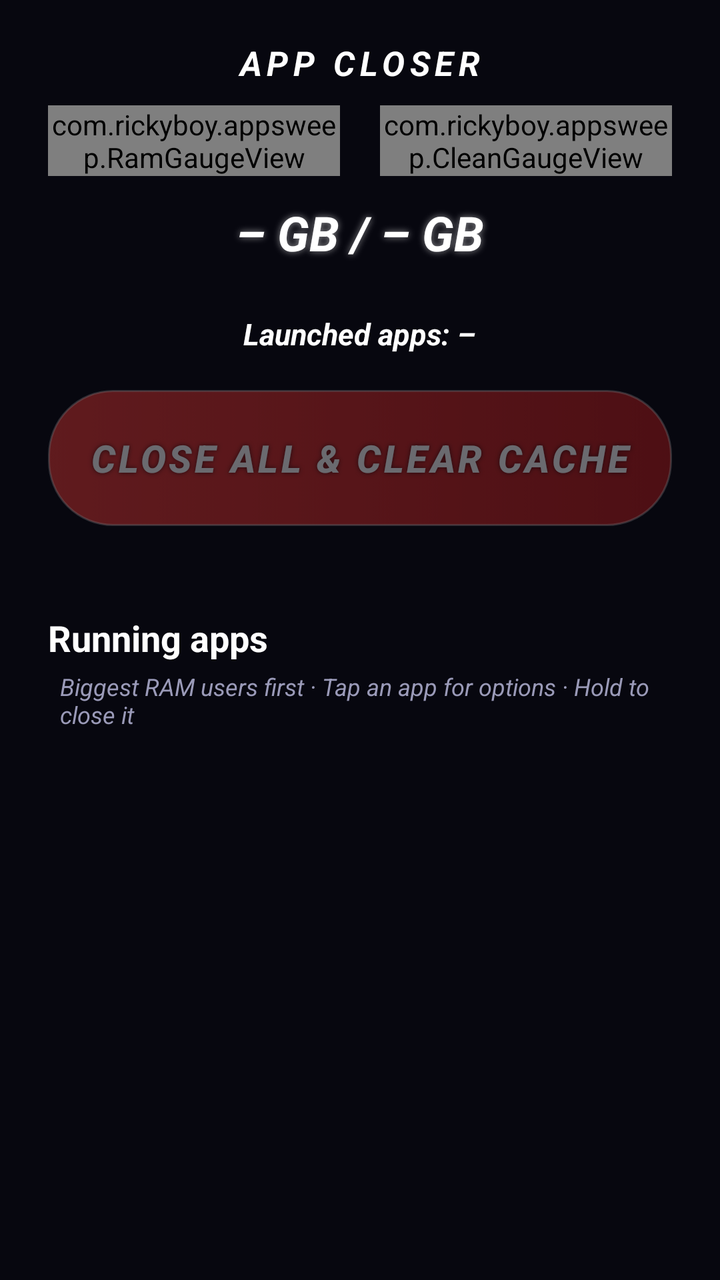
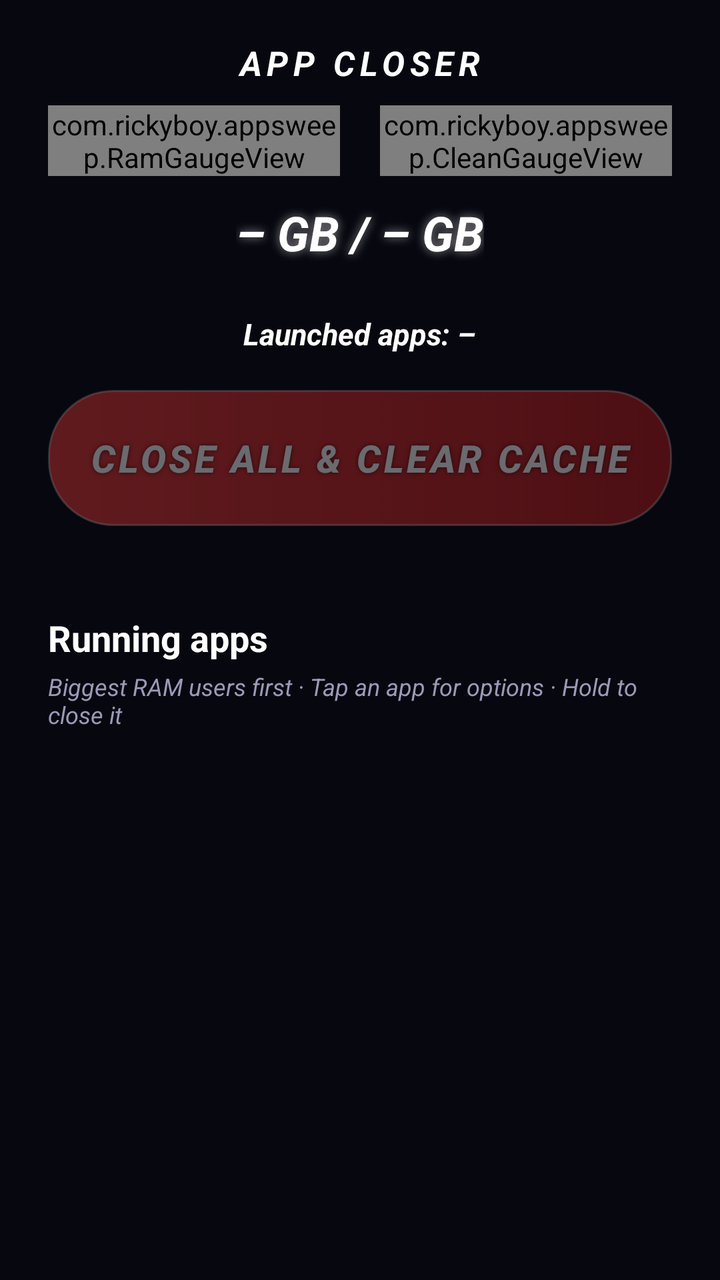

Compare the two renders of this Android layout. The source of the first and the diff that turns it into the second are given below.
<!-- AndroidManifest.xml: application theme Theme.AppSweep -->
<!-- res/layout/activity_main.xml -->
<?xml version="1.0" encoding="utf-8"?>
<LinearLayout xmlns:android="http://schemas.android.com/apk/res/android"
    android:layout_width="match_parent"
    android:layout_height="match_parent"
    android:background="@color/bg"
    android:orientation="vertical"
    android:paddingStart="24dp"
    android:paddingTop="20dp"
    android:paddingEnd="24dp"
    android:paddingBottom="12dp">

    
    <include layout="@layout/header" />

    <LinearLayout
        android:id="@+id/statusCard"
        android:layout_width="match_parent"
        android:layout_height="wrap_content"
        android:layout_marginTop="16dp"
        android:background="@drawable/bg_card"
        android:orientation="vertical"
        android:padding="16dp"
        android:visibility="gone">

        <TextView
            android:id="@+id/statusText"
            android:layout_width="match_parent"
            android:layout_height="wrap_content"
            android:textColor="@color/text_main"
            android:textSize="15sp" />

        <LinearLayout
            android:layout_width="match_parent"
            android:layout_height="wrap_content"
            android:layout_marginTop="12dp"
            android:orientation="horizontal">

            <Button
                android:id="@+id/statusButton"
                android:layout_width="wrap_content"
                android:layout_height="44dp"
                android:background="@drawable/bg_small_button"
                android:paddingStart="18dp"
                android:paddingEnd="18dp"
                android:stateListAnimator="@null"
                android:textAllCaps="false"
                android:textColor="@color/neon_cyan"
                android:textStyle="bold" />

            <Button
                android:id="@+id/statusButton2"
                android:layout_width="wrap_content"
                android:layout_height="44dp"
                android:layout_marginStart="10dp"
                android:background="@drawable/bg_small_button"
                android:paddingStart="18dp"
                android:paddingEnd="18dp"
                android:stateListAnimator="@null"
                android:textAllCaps="false"
                android:textColor="@color/neon_cyan"
                android:textStyle="bold"
                android:visibility="gone" />
        </LinearLayout>

        <LinearLayout
            android:id="@+id/codeRow"
            android:layout_width="match_parent"
            android:layout_height="wrap_content"
            android:layout_marginTop="12dp"
            android:gravity="center_vertical"
            android:orientation="horizontal"
            android:visibility="gone">

            <EditText
                android:id="@+id/codeInput"
                android:layout_width="0dp"
                android:layout_height="48dp"
                android:layout_weight="1"
                android:background="@drawable/bg_small_button"
                android:hint="6-digit pairing code"
                android:imeOptions="actionDone"
                android:inputType="number"
                android:maxLength="6"
                android:paddingStart="16dp"
                android:paddingEnd="16dp"
                android:textColor="@color/text_main"
                android:textColorHint="@color/text_dim"
                android:textSize="18sp" />

            <Button
                android:id="@+id/pairButton"
                android:layout_width="wrap_content"
                android:layout_height="48dp"
                android:layout_marginStart="10dp"
                android:background="@drawable/bg_small_button"
                android:paddingStart="22dp"
                android:paddingEnd="22dp"
                android:stateListAnimator="@null"
                android:text="Pair"
                android:textAllCaps="false"
                android:textColor="@color/neon_cyan"
                android:textStyle="bold" />
        </LinearLayout>

        <Button
            android:id="@+id/shizukuButton"
            android:layout_width="wrap_content"
            android:layout_height="36dp"
            android:layout_marginTop="10dp"
            android:background="@android:color/transparent"
            android:stateListAnimator="@null"
            android:text="Already use Shizuku? Use it instead"
            android:textAllCaps="false"
            android:textColor="@color/text_dim"
            android:textSize="12sp"
            android:visibility="gone" />

        <Button
            android:id="@+id/linkButton"
            android:layout_width="wrap_content"
            android:layout_height="36dp"
            android:layout_marginTop="4dp"
            android:background="@drawable/bg_small_button"
            android:paddingStart="14dp"
            android:paddingEnd="14dp"
            android:stateListAnimator="@null"
            android:textAllCaps="false"
            android:textColor="@color/neon_cyan"
            android:textSize="12sp"
            android:visibility="gone" />
    </LinearLayout>

    <FrameLayout
        android:layout_width="match_parent"
        android:layout_height="wrap_content"
        android:layout_marginTop="18dp">

        <Button
            android:id="@+id/sweepButton"
            android:layout_width="match_parent"
            android:layout_height="68dp"
                    android:background="@drawable/bg_sweep_button"
            android:enabled="false"
            android:alpha="0.4"
            android:letterSpacing="0.08"
            android:shadowColor="#AA000000"
            android:shadowRadius="6"
            android:stateListAnimator="@null"
            android:text="@string/sweep_button"
            android:textColor="@color/text_main"
            android:textSize="19sp"
            android:textStyle="bold|italic" />

        
        <LinearLayout
            android:id="@+id/allCleanView"
            android:layout_width="match_parent"
            android:layout_height="wrap_content"
            android:gravity="center_horizontal"
            android:orientation="vertical"
            android:visibility="gone">

            <ImageView
                android:layout_width="wrap_content"
                android:layout_height="170dp"
                android:adjustViewBounds="true"
                android:contentDescription="All clean"
                android:src="@drawable/all_clean_ram" />

            <TextView
        android:paddingStart="6dp"
        android:paddingEnd="6dp"
                android:layout_width="wrap_content"
                android:layout_height="wrap_content"
                android:layout_marginTop="4dp"
                android:shadowColor="#FF00E676"
                android:shadowRadius="10"
                android:text="All clean!"
                android:textColor="@color/text_main"
                android:textSize="28sp"
                android:textStyle="bold|italic" />
        </LinearLayout>
    </FrameLayout>

    <LinearLayout
        android:id="@+id/resultRow"
        android:layout_width="match_parent"
        android:layout_height="wrap_content"
        android:layout_marginTop="10dp"
        android:orientation="horizontal"
        android:visibility="gone">

        <LinearLayout
            android:layout_width="0dp"
            android:layout_height="wrap_content"
            android:layout_marginStart="4dp"
            android:layout_marginEnd="4dp"
            android:layout_weight="1"
            android:background="@drawable/bg_card_plain"
            android:gravity="center_horizontal"
            android:orientation="vertical"
            android:paddingTop="8dp"
            android:paddingBottom="8dp">

            <TextView
        android:paddingStart="6dp"
        android:paddingEnd="6dp"
                android:id="@+id/statClosed"
                android:layout_width="wrap_content"
                android:layout_height="wrap_content"
                android:shadowColor="#00000000"
                android:shadowRadius="0"
                android:text="0"
                android:textColor="@color/text_main"
                android:textSize="20sp"
                android:textStyle="bold|italic" />

            <TextView
                android:layout_width="wrap_content"
                android:layout_height="wrap_content"
                android:letterSpacing="0.08"
                android:text="APPS CLOSED"
                android:textColor="@color/accent_red"
                android:textSize="10sp"
                android:textStyle="bold" />
        </LinearLayout>

        <LinearLayout
            android:layout_width="0dp"
            android:layout_height="wrap_content"
            android:layout_marginStart="4dp"
            android:layout_marginEnd="4dp"
            android:layout_weight="1"
            android:background="@drawable/bg_card_plain"
            android:gravity="center_horizontal"
            android:orientation="vertical"
            android:paddingTop="8dp"
            android:paddingBottom="8dp">

            <TextView
        android:paddingStart="6dp"
        android:paddingEnd="6dp"
                android:id="@+id/statRam"
                android:layout_width="wrap_content"
                android:layout_height="wrap_content"
                android:shadowColor="#00000000"
                android:shadowRadius="0"
                android:text="0"
                android:textColor="@color/text_main"
                android:textSize="20sp"
                android:textStyle="bold|italic" />

            <TextView
                android:layout_width="wrap_content"
                android:layout_height="wrap_content"
                android:letterSpacing="0.08"
                android:text="RAM FREED"
                android:textColor="@color/accent_green"
                android:textSize="10sp"
                android:textStyle="bold" />
        </LinearLayout>

        <LinearLayout
            android:layout_width="0dp"
            android:layout_height="wrap_content"
            android:layout_marginStart="4dp"
            android:layout_marginEnd="4dp"
            android:layout_weight="1"
            android:background="@drawable/bg_card_plain"
            android:gravity="center_horizontal"
            android:orientation="vertical"
            android:paddingTop="8dp"
            android:paddingBottom="8dp">

            <TextView
        android:paddingStart="6dp"
        android:paddingEnd="6dp"
                android:id="@+id/statCache"
                android:layout_width="wrap_content"
                android:layout_height="wrap_content"
                android:shadowColor="#00000000"
                android:shadowRadius="0"
                android:text="0"
                android:textColor="@color/text_main"
                android:textSize="20sp"
                android:textStyle="bold|italic" />

            <TextView
                android:layout_width="wrap_content"
                android:layout_height="wrap_content"
                android:letterSpacing="0.08"
                android:text="CACHE CLEARED"
                android:textColor="@color/accent_green"
                android:textSize="10sp"
                android:textStyle="bold" />
        </LinearLayout>
    </LinearLayout>

    <TextView
        android:paddingStart="6dp"
        android:paddingEnd="6dp"
        android:id="@+id/resultText"
        android:layout_width="match_parent"
        android:layout_height="wrap_content"
        android:layout_marginTop="8dp"
        android:gravity="center"
        android:textColor="@color/text_dim"
        android:textSize="13sp"
        android:textStyle="italic"
        android:visibility="gone" />

    <TextView
        android:paddingStart="6dp"
        android:paddingEnd="6dp"
        android:id="@+id/statsText"
        android:layout_width="match_parent"
        android:layout_height="wrap_content"
        android:layout_marginTop="14dp"
        android:gravity="center"
        android:textColor="@color/neon_cyan"
        android:textSize="13sp"
        android:textStyle="bold|italic" />

    <LinearLayout
        android:layout_width="match_parent"
        android:layout_height="wrap_content"
        android:layout_marginTop="12dp"
        android:gravity="center_vertical"
        android:orientation="horizontal">

        <TextView
            android:id="@+id/listHeader"
            android:layout_width="0dp"
            android:layout_height="wrap_content"
            android:layout_weight="1"
            android:text="Running apps"
            android:textColor="@color/text_main"
            android:textSize="18sp"
            android:textStyle="bold" />

    </LinearLayout>

    <TextView
        android:paddingStart="6dp"
        android:paddingEnd="6dp"
        android:id="@+id/listHint"
        android:layout_width="match_parent"
        android:layout_height="wrap_content"
        android:layout_marginTop="4dp"
        android:layout_marginBottom="8dp"
        android:text="Biggest RAM users first · Tap an app for options · Hold to close it"
        android:textColor="@color/text_dim"
        android:textSize="12sp"
        android:textStyle="italic" />

    <androidx.recyclerview.widget.RecyclerView
        android:id="@+id/appList"
        android:layout_width="match_parent"
        android:layout_height="0dp"
        android:layout_weight="1"
        android:clipToPadding="false"
        android:paddingBottom="12dp" />
</LinearLayout>
<!-- res/layout/header.xml (included above) -->
<?xml version="1.0" encoding="utf-8"?>
<LinearLayout xmlns:android="http://schemas.android.com/apk/res/android"
    android:layout_width="match_parent"
    android:layout_height="wrap_content"
    android:gravity="center_horizontal"
    android:orientation="vertical">

    <TextView
        android:paddingStart="6dp"
        android:paddingEnd="6dp"
        android:layout_width="wrap_content"
        android:layout_height="wrap_content"
        android:letterSpacing="0.15"
        android:text="APP CLOSER"
        android:textColor="@color/text_main"
        android:textSize="17sp"
        android:textStyle="bold|italic" />

    <LinearLayout
        android:layout_width="match_parent"
        android:layout_height="wrap_content"
        android:layout_marginTop="10dp"
        android:orientation="horizontal">

        <com.rickyboy.appsweep.RamGaugeView
            android:id="@+id/ramGauge"
            android:layout_width="0dp"
            android:layout_height="wrap_content"
            android:layout_marginEnd="10dp"
            android:layout_weight="1" />

        <com.rickyboy.appsweep.CleanGaugeView
            android:id="@+id/cleanGauge"
            android:layout_width="0dp"
            android:layout_height="wrap_content"
            android:layout_marginStart="10dp"
            android:layout_weight="1" />
    </LinearLayout>

    <LinearLayout
        android:layout_width="wrap_content"
        android:layout_height="wrap_content"
        android:layout_marginTop="6dp"
        android:gravity="center_horizontal"
        android:orientation="vertical">

            <TextView
        android:paddingStart="6dp"
        android:paddingEnd="6dp"
                android:id="@+id/ramUsedText"
                android:layout_width="wrap_content"
                android:layout_height="wrap_content"
                android:layout_marginTop="6dp"
                android:shadowColor="#88FFFFFF"
                android:shadowRadius="8"
                android:text="– GB / – GB"
                android:textColor="@color/text_main"
                android:textSize="24sp"
                android:textStyle="bold|italic" />

            <TextView
        android:paddingStart="6dp"
        android:paddingEnd="6dp"
                android:id="@+id/ramFreeText"
                android:layout_width="wrap_content"
                android:layout_height="wrap_content"
                android:layout_marginTop="2dp"
                android:textColor="@color/text_main"
                android:textSize="15sp"
                android:textStyle="bold|italic" />

            <TextView
        android:paddingStart="6dp"
        android:paddingEnd="6dp"
                android:id="@+id/appsCountText"
                android:layout_width="wrap_content"
                android:layout_height="wrap_content"
                android:layout_marginTop="2dp"
                android:text="Launched apps: –"
                android:textColor="@color/text_main"
                android:textSize="15sp"
                android:textStyle="bold|italic" />
    </LinearLayout>
</LinearLayout>
<!-- resources referenced by this layout -->
<resources>
  <color name="accent_green">#FF00E676</color>
  <color name="accent_red">#FFE53935</color>
  <color name="bg">#FF07070F</color>
  <color name="neon_cyan">#FFFFFFFF</color>
  <color name="text_dim">#FF9A9AB8</color>
  <color name="text_main">#FFFFFFFF</color>
  <!-- drawable bg_card (drawable) -->
  <?xml version="1.0" encoding="utf-8"?>
  <shape xmlns:android="http://schemas.android.com/apk/res/android" android:shape="rectangle">
      <corners android:radius="16dp" />
      <solid android:color="@color/card" />
      <stroke android:width="2dp" android:color="@color/neon_pink" />
  </shape>
  <!-- drawable bg_card_plain (drawable) -->
  <?xml version="1.0" encoding="utf-8"?>
  <shape xmlns:android="http://schemas.android.com/apk/res/android" android:shape="rectangle">
      <corners android:radius="12dp" />
      <solid android:color="@color/card" />
      <stroke android:width="1dp" android:color="#33FFFFFF" />
  </shape>
  <!-- drawable bg_small_button (drawable) -->
  <?xml version="1.0" encoding="utf-8"?>
  <selector xmlns:android="http://schemas.android.com/apk/res/android">
      <item android:state_focused="true">
          <shape android:shape="rectangle">
              <corners android:radius="18dp" />
              <solid android:color="@color/card_focus" />
              <stroke android:width="2dp" android:color="@color/neon_cyan" />
          </shape>
      </item>
      <item android:state_pressed="true">
          <shape android:shape="rectangle">
              <corners android:radius="18dp" />
              <solid android:color="@color/card_focus" />
              <stroke android:width="2dp" android:color="@color/neon_cyan" />
          </shape>
      </item>
      <item>
          <shape android:shape="rectangle">
              <corners android:radius="18dp" />
              <solid android:color="@color/card" />
              <stroke android:width="1dp" android:color="#5500F0FF" />
          </shape>
      </item>
  </selector>
  <string name="sweep_button">CLOSE ALL &amp; CLEAR CACHE</string>
  <style name="Theme.AppSweep" parent="Theme.AppCompat.NoActionBar">
          <item name="android:windowBackground">@color/bg</item>
          <item name="android:statusBarColor">@color/bg</item>
          <item name="android:navigationBarColor">@color/bg</item>
          <item name="colorPrimary">@color/neon_cyan</item>
          <item name="colorPrimaryDark">@color/bg</item>
          <item name="colorAccent">@color/neon_pink</item>
          <item name="android:textColorPrimary">@color/text_main</item>
          <item name="alertDialogTheme">@style/Theme.AppSweep.Dialog</item>
      </style>
  <color name="card">#FF12121F</color>
  <color name="neon_pink">#FFE53935</color>
  <color name="card_focus">#FF1E1E36</color>
  <color name="neon_purple">#FFB71C1C</color>
  <style name="Theme.AppSweep.Dialog" parent="Theme.AppCompat.Dialog.Alert">
          <item name="android:windowBackground">@drawable/bg_card</item>
          <item name="colorAccent">@color/neon_cyan</item>
          <item name="android:textColorPrimary">@color/text_main</item>
          <item name="android:textColor">@color/text_main</item>
      </style>
  <!-- unchanged entries left out for length: 2 -->
</resources>

<!-- the commit's change to res/layout/activity_main.xml (unified diff, before → after) -->
@@ -168,13 +168,11 @@
                 android:src="@drawable/all_clean_ram" />
 
             <TextView
-        android:paddingStart="6dp"
-        android:paddingEnd="6dp"
+        android:shadowColor="#FF00E676"
+        android:shadowRadius="12"
                 android:layout_width="wrap_content"
                 android:layout_height="wrap_content"
                 android:layout_marginTop="4dp"
-                android:shadowColor="#FF00E676"
-                android:shadowRadius="10"
                 android:text="All clean!"
                 android:textColor="@color/text_main"
                 android:textSize="28sp"
@@ -203,13 +201,11 @@
             android:paddingBottom="8dp">
 
             <TextView
-        android:paddingStart="6dp"
-        android:paddingEnd="6dp"
+        android:shadowColor="#00000000"
+        android:shadowRadius="12"
                 android:id="@+id/statClosed"
                 android:layout_width="wrap_content"
                 android:layout_height="wrap_content"
-                android:shadowColor="#00000000"
-                android:shadowRadius="0"
                 android:text="0"
                 android:textColor="@color/text_main"
                 android:textSize="20sp"
@@ -238,13 +234,11 @@
             android:paddingBottom="8dp">
 
             <TextView
-        android:paddingStart="6dp"
-        android:paddingEnd="6dp"
+        android:shadowColor="#00000000"
+        android:shadowRadius="12"
                 android:id="@+id/statRam"
                 android:layout_width="wrap_content"
                 android:layout_height="wrap_content"
-                android:shadowColor="#00000000"
-                android:shadowRadius="0"
                 android:text="0"
                 android:textColor="@color/text_main"
                 android:textSize="20sp"
@@ -273,13 +267,11 @@
             android:paddingBottom="8dp">
 
             <TextView
-        android:paddingStart="6dp"
-        android:paddingEnd="6dp"
+        android:shadowColor="#00000000"
+        android:shadowRadius="12"
                 android:id="@+id/statCache"
                 android:layout_width="wrap_content"
                 android:layout_height="wrap_content"
-                android:shadowColor="#00000000"
-                android:shadowRadius="0"
                 android:text="0"
                 android:textColor="@color/text_main"
                 android:textSize="20sp"
@@ -297,8 +289,8 @@
     </LinearLayout>
 
     <TextView
-        android:paddingStart="6dp"
-        android:paddingEnd="6dp"
+        android:shadowColor="#00000000"
+        android:shadowRadius="12"
         android:id="@+id/resultText"
         android:layout_width="match_parent"
         android:layout_height="wrap_content"
@@ -309,9 +301,24 @@
         android:textStyle="italic"
         android:visibility="gone" />
 
+    
+    <Button
+        android:id="@+id/closeAppButton"
+        android:layout_width="match_parent"
+        android:layout_height="60dp"
+        android:layout_marginTop="12dp"
+        android:background="@drawable/bg_sweep_done"
+        android:letterSpacing="0.08"
+        android:stateListAnimator="@null"
+        android:text="CLOSE THIS APP"
+        android:textColor="@color/text_main"
+        android:textSize="18sp"
+        android:textStyle="bold"
+        android:visibility="gone" />
+
     <TextView
-        android:paddingStart="6dp"
-        android:paddingEnd="6dp"
+        android:shadowColor="#00000000"
+        android:shadowRadius="12"
         android:id="@+id/statsText"
         android:layout_width="match_parent"
         android:layout_height="wrap_content"
@@ -341,8 +348,8 @@
     </LinearLayout>
 
     <TextView
-        android:paddingStart="6dp"
-        android:paddingEnd="6dp"
+        android:shadowColor="#00000000"
+        android:shadowRadius="12"
         android:id="@+id/listHint"
         android:layout_width="match_parent"
         android:layout_height="wrap_content"
@@ -370,8 +377,8 @@
     android:orientation="vertical">
 
     <TextView
-        android:paddingStart="6dp"
-        android:paddingEnd="6dp"
+        android:shadowColor="#00000000"
+        android:shadowRadius="12"
         android:layout_width="wrap_content"
         android:layout_height="wrap_content"
         android:letterSpacing="0.15"
@@ -409,22 +416,20 @@
         android:orientation="vertical">
 
             <TextView
-        android:paddingStart="6dp"
-        android:paddingEnd="6dp"
+        android:shadowColor="#88FFFFFF"
+        android:shadowRadius="12"
                 android:id="@+id/ramUsedText"
                 android:layout_width="wrap_content"
                 android:layout_height="wrap_content"
                 android:layout_marginTop="6dp"
-                android:shadowColor="#88FFFFFF"
-                android:shadowRadius="8"
                 android:text="– GB / – GB"
                 android:textColor="@color/text_main"
                 android:textSize="24sp"
                 android:textStyle="bold|italic" />
 
             <TextView
-        android:paddingStart="6dp"
-        android:paddingEnd="6dp"
+        android:shadowColor="#00000000"
+        android:shadowRadius="12"
                 android:id="@+id/ramFreeText"
                 android:layout_width="wrap_content"
                 android:layout_height="wrap_content"
@@ -434,8 +439,8 @@
                 android:textStyle="bold|italic" />
 
             <TextView
-        android:paddingStart="6dp"
-        android:paddingEnd="6dp"
+        android:shadowColor="#00000000"
+        android:shadowRadius="12"
                 android:id="@+id/appsCountText"
                 android:layout_width="wrap_content"
                 android:layout_height="wrap_content"
<!-- resource entries referenced after the edit -->
@@ -45,6 +45,24 @@
           </shape>
       </item>
   </selector>
+  <!-- drawable bg_sweep_done (drawable) -->
+  <?xml version="1.0" encoding="utf-8"?>
+  <selector xmlns:android="http://schemas.android.com/apk/res/android">
+      <item android:state_focused="true">
+          <shape android:shape="rectangle">
+              <corners android:radius="32dp" />
+              <gradient android:angle="0" android:startColor="#FF00E676" android:endColor="#FF00B85C" />
+              <stroke android:width="3dp" android:color="#FFB9FFD9" />
+          </shape>
+      </item>
+      <item>
+          <shape android:shape="rectangle">
+              <corners android:radius="32dp" />
+              <gradient android:angle="0" android:startColor="#FF00E676" android:endColor="#FF00B85C" />
+              <stroke android:width="1dp" android:color="#88FFFFFF" />
+          </shape>
+      </item>
+  </selector>
   <string name="sweep_button">CLOSE ALL &amp; CLEAR CACHE</string>
   <style name="Theme.AppSweep" parent="Theme.AppCompat.NoActionBar">
           <item name="android:windowBackground">@color/bg</item>
